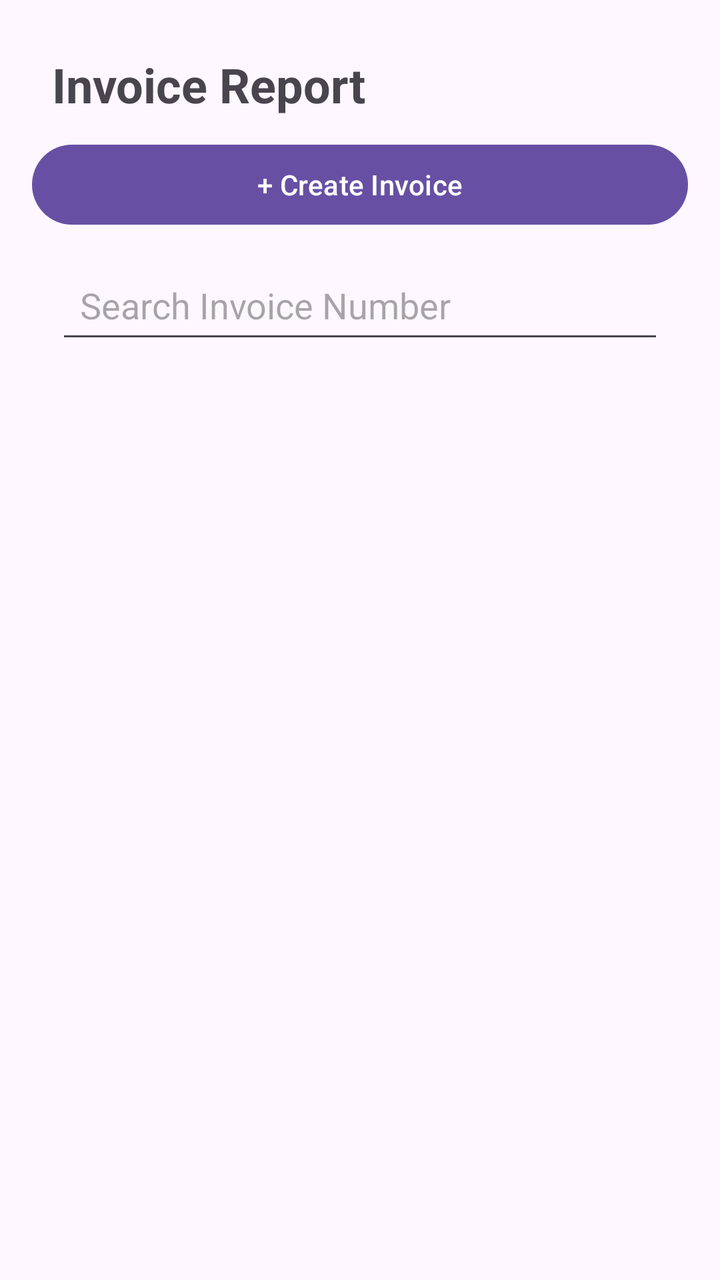
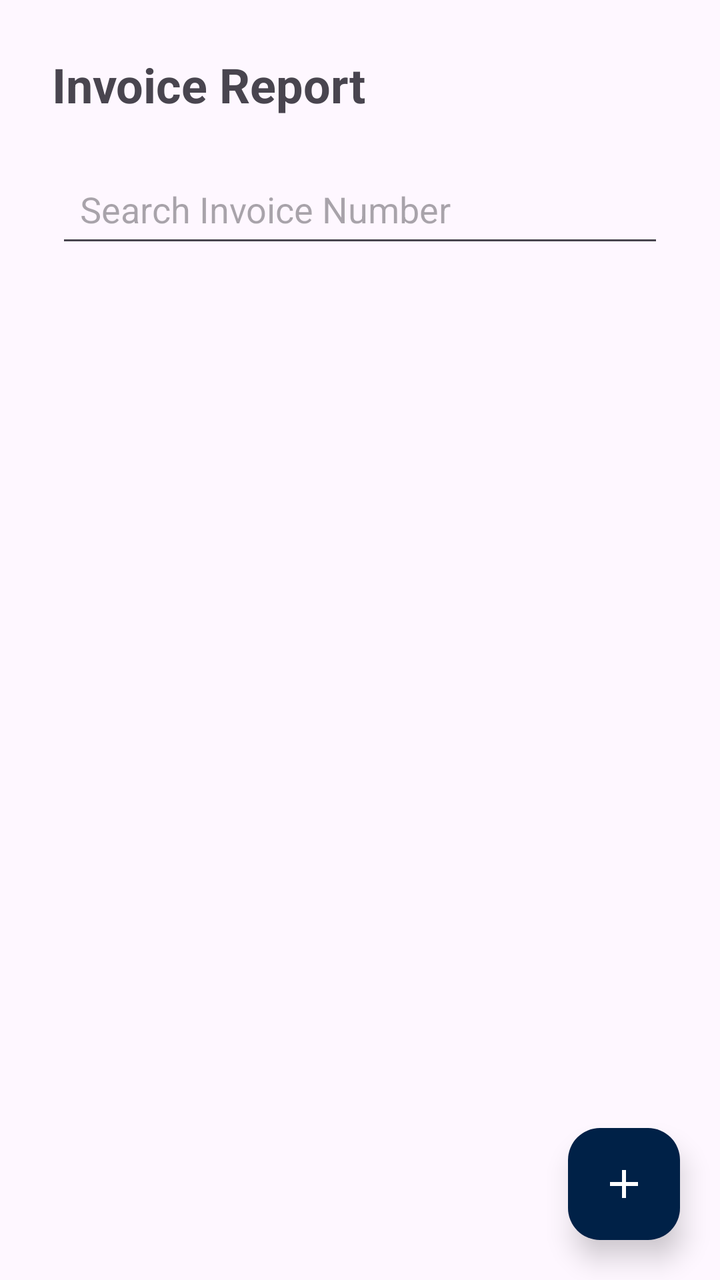

The first picture is an Android layout as it rendered before a commit; the second is the same layout after the commit. The layout source and the unified diff follow.
<!-- AndroidManifest.xml: application theme Theme.RepoMaster -->
<!-- res/layout/activity_invoice.xml -->
<?xml version="1.0" encoding="utf-8"?>
<LinearLayout
    xmlns:android="http://schemas.android.com/apk/res/android"
    android:layout_width="match_parent"
    android:layout_height="match_parent"
    android:orientation="vertical"
    android:padding="16dp">

    <TextView
        android:layout_width="match_parent"
        android:layout_height="wrap_content"
        android:text="Invoice Report"
        android:textSize="24sp"
        android:textStyle="bold"
        android:padding="10dp"/>

    <Button
        android:id="@+id/btnCreateInvoice"
        android:layout_width="match_parent"
        android:layout_height="wrap_content"
        android:text="+ Create Invoice"/>

    <ProgressBar
        android:id="@+id/progressInvoice"
        android:layout_width="wrap_content"
        android:layout_height="wrap_content"
        android:layout_gravity="center"
        android:visibility="gone"/>
    <EditText
        android:id="@+id/edtSearchInvoice"
        android:layout_width="match_parent"
        android:layout_height="wrap_content"
        android:layout_margin="12dp"
        android:hint="Search Invoice Number"
        android:inputType="text"
        android:padding="12dp" />
    <androidx.recyclerview.widget.RecyclerView
        android:id="@+id/recyclerInvoices"
        android:layout_width="match_parent"
        android:layout_height="0dp"
        android:layout_weight="1"
        android:paddingTop="10dp"/>

</LinearLayout>
<!-- resources referenced by this layout -->
<resources>
  <style name="Theme.RepoMaster" parent="Base.Theme.RepoMaster" />
  <style name="Base.Theme.RepoMaster" parent="Theme.Material3.DayNight.NoActionBar">
          
          
      </style>
</resources>

<!-- the commit's change to res/layout/activity_invoice.xml (unified diff, before → after) -->
@@ -1,44 +1,64 @@
 <?xml version="1.0" encoding="utf-8"?>
-<LinearLayout
+<FrameLayout
     xmlns:android="http://schemas.android.com/apk/res/android"
+    xmlns:app="http://schemas.android.com/apk/res-auto"
     android:layout_width="match_parent"
-    android:layout_height="match_parent"
-    android:orientation="vertical"
-    android:padding="16dp">
+    android:layout_height="match_parent">
 
-    <TextView
+    <LinearLayout
         android:layout_width="match_parent"
-        android:layout_height="wrap_content"
-        android:text="Invoice Report"
-        android:textSize="24sp"
-        android:textStyle="bold"
-        android:padding="10dp"/>
+        android:layout_height="match_parent"
+        android:orientation="vertical"
+        android:padding="16dp">
 
-    <Button
+        <TextView
+            android:layout_width="match_parent"
+            android:layout_height="wrap_content"
+            android:text="Invoice Report"
+            android:textSize="24sp"
+            android:textStyle="bold"
+            android:padding="10dp"/>
+
+        <ProgressBar
+            android:id="@+id/progressInvoice"
+            android:layout_width="wrap_content"
+            android:layout_height="wrap_content"
+            android:layout_gravity="center"
+            android:visibility="gone"/>
+
+        <EditText
+            android:id="@+id/edtSearchInvoice"
+            android:layout_width="match_parent"
+            android:layout_height="wrap_content"
+            android:layout_margin="12dp"
+            android:hint="Search Invoice Number"
+            android:inputType="text"
+            android:padding="12dp"/>
+
+        <androidx.recyclerview.widget.RecyclerView
+            android:id="@+id/recyclerInvoices"
+            android:layout_width="match_parent"
+            android:layout_height="0dp"
+            android:layout_weight="1"
+            android:paddingTop="10dp"
+            android:clipToPadding="false"
+            android:paddingBottom="90dp"/>
+
+    </LinearLayout>
+
+
+    
+
+    <com.google.android.material.floatingactionbutton.FloatingActionButton
         android:id="@+id/btnCreateInvoice"
-        android:layout_width="match_parent"
-        android:layout_height="wrap_content"
-        android:text="+ Create Invoice"/>
-
-    <ProgressBar
-        android:id="@+id/progressInvoice"
         android:layout_width="wrap_content"
         android:layout_height="wrap_content"
-        android:layout_gravity="center"
-        android:visibility="gone"/>
-    <EditText
-        android:id="@+id/edtSearchInvoice"
-        android:layout_width="match_parent"
-        android:layout_height="wrap_content"
-        android:layout_margin="12dp"
-        android:hint="Search Invoice Number"
-        android:inputType="text"
-        android:padding="12dp" />
-    <androidx.recyclerview.widget.RecyclerView
-        android:id="@+id/recyclerInvoices"
-        android:layout_width="match_parent"
-        android:layout_height="0dp"
-        android:layout_weight="1"
-        android:paddingTop="10dp"/>
+        android:layout_gravity="bottom|end"
+        android:layout_margin="20dp"
+        android:contentDescription="Create Invoice"
+        android:src="@drawable/baseline_add_24"
+        app:backgroundTint="#002147"
+        app:tint="@android:color/white"
+        app:elevation="8dp"/>
 
-</LinearLayout>
+</FrameLayout>
<!-- resource entries referenced after the edit -->
@@ -1,5 +1,11 @@
 <!-- resources referenced by this layout -->
 <resources>
+  <!-- drawable baseline_add_24 (drawable) -->
+  <vector xmlns:android="http://schemas.android.com/apk/res/android" android:height="24dp" android:tint="#171616" android:viewportHeight="24" android:viewportWidth="24" android:width="24dp">
+        
+      <path android:fillColor="@android:color/white" android:pathData="M19,13h-6v6h-2v-6H5v-2h6V5h2v6h6v2z"/>
+      
+  </vector>
   <style name="Theme.RepoMaster" parent="Base.Theme.RepoMaster" />
   <style name="Base.Theme.RepoMaster" parent="Theme.Material3.DayNight.NoActionBar">
           
